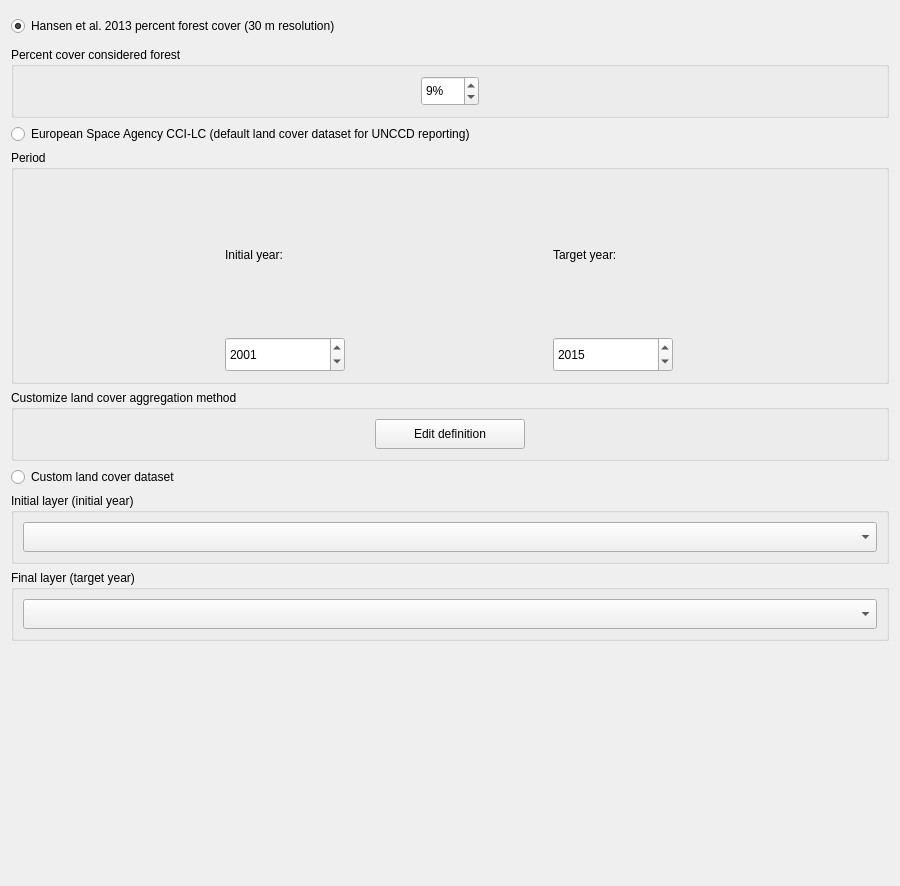
Qt form LDMP/gui/WidgetLCSetup.ui (ConservationInternational/trends.earth) before a commit.
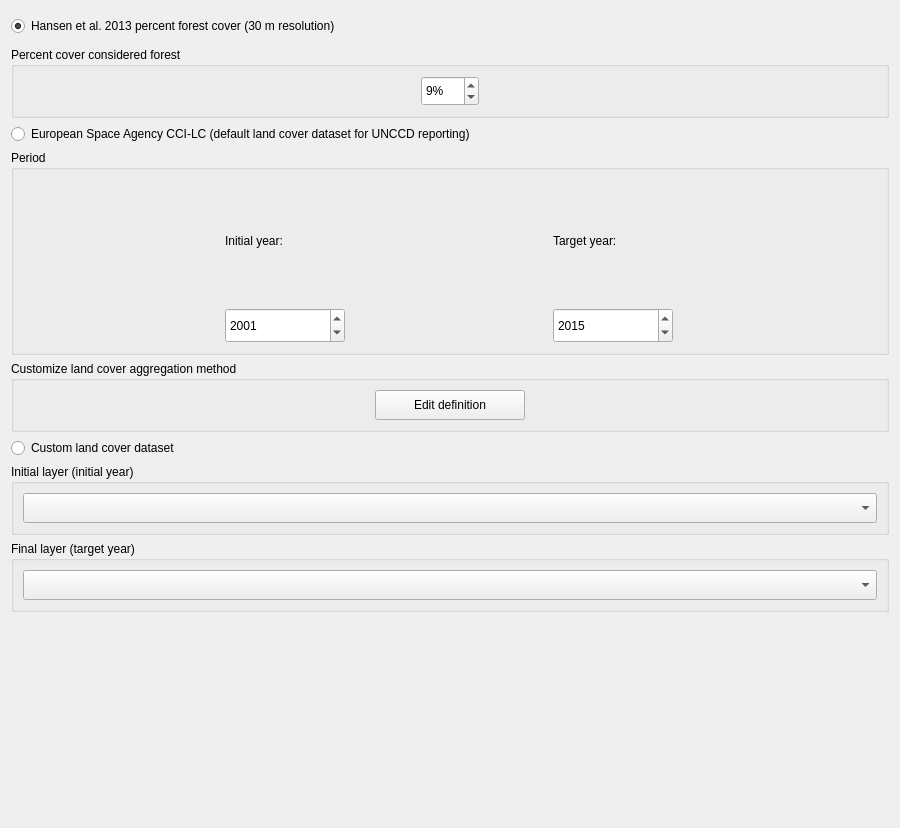
The same form after that commit. Custom widgets are drawn as their Qt base class.

The edit to the form file:
```diff
--- a/LDMP/gui/WidgetLCSetup.ui
+++ b/LDMP/gui/WidgetLCSetup.ui
@@ -7,7 +7,7 @@
     <x>0</x>
     <y>0</y>
     <width>900</width>
-    <height>886</height>
+    <height>828</height>
    </rect>
   </property>
   <property name="windowTitle">
```
